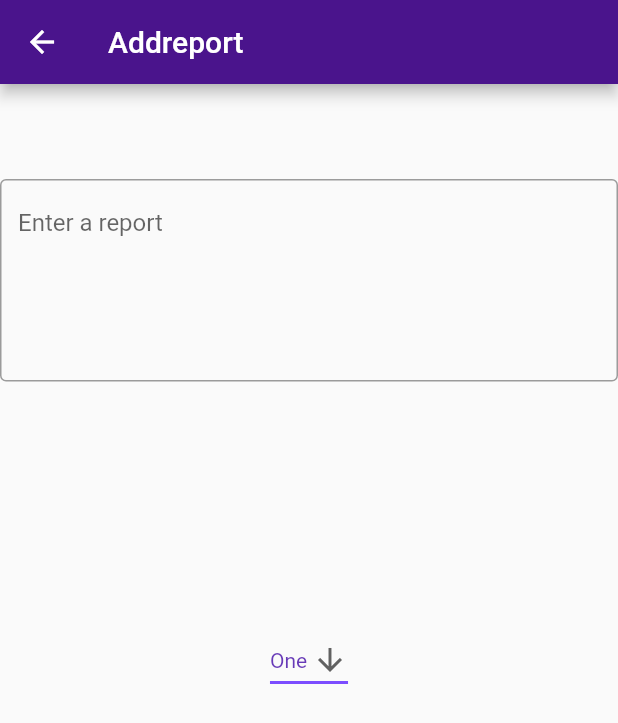
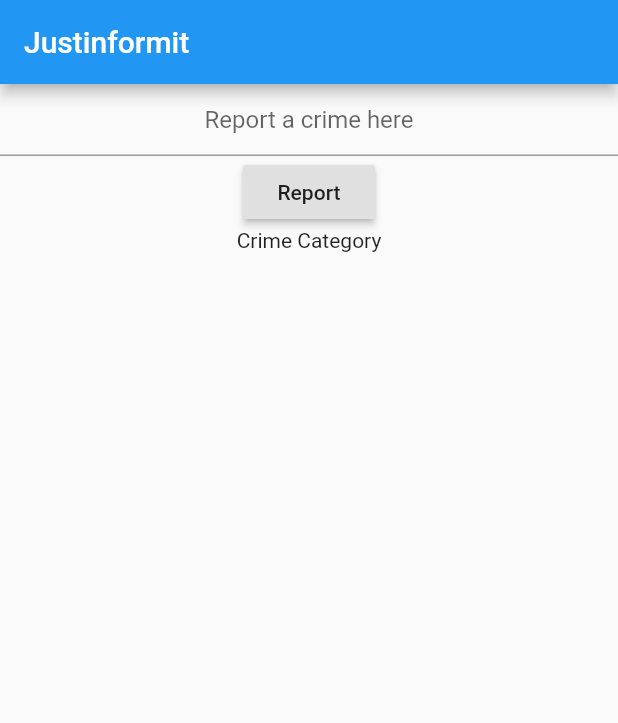
Before and after one commit to adityarao97/Justinformit, a Flutter app: the screen it shows after launch, after a tap on the "add" icon, on a phone screen of 412 x 824 dp. Shown: the top 723 px of the screen. Run offline on Flutter 3.47's test engine with Material 2 defaults, Android fonts, the phone set to English and light mode, and no system bars; our stand-ins replace pie_chart.

Commit message:
add report without email integrated

```diff
--- a/lib/addreport.dart
+++ b/lib/addreport.dart
@@ -1,54 +1,93 @@
 import 'package:flutter/material.dart';
+
+class Report {
+  String mailId;
+  String mailSubject;
+  String phoneNumber;
+
+  void setMailId(String mailId) {
+    this.mailId = mailId;
+  }
+
+  void setMailSubject(String mailSubject) {
+    this.mailSubject = mailSubject;
+  }
+
+  void setPhoneNumber(String phoneNumber) {
+    this.phoneNumber = phoneNumber;
+  }
+
+  String getMailId() {
+    return this.mailId;
+  }
+
+  String getMailSubject() {
+    return this.mailSubject;
+  }
+
+  String getPhoneNumber() {
+    return this.phoneNumber;
+  }
+}
 
 class Addreport extends StatefulWidget {
   @override
-  AddreportState createState() => AddreportState();
+  State<StatefulWidget> createState() {
+    return AddreportState();
+  }
 }
 
 class AddreportState extends State<Addreport> {
-  Widget _dropdownButton() {
-    String dropdownValue = 'One';
+  String crimeInput = "";
+  String category = 'Crime Category';
+  Report reporting = Report();
 
-    return DropdownButton<String>(
-      value: dropdownValue,
-      icon: Icon(Icons.arrow_downward),
-      iconSize: 24,
-      elevation: 16,
-      style: TextStyle(color: Colors.deepPurple),
-      underline: Container(
-        height: 2,
-        color: Colors.deepPurpleAccent,
+  void report() {
+    setState(() {
+      category = crimeInput;
+    });
+  }
+
+  @override
+  Widget build(BuildContext context) {
+    return new MaterialApp(
+      home: Scaffold(
+        appBar: AppBar(
+          title: Text('Justinformit'),
+        ),
+        body: Column(
+          children: [
+            TextField(
+              textAlign: TextAlign.center,
+              decoration: InputDecoration(hintText: 'Report a crime here'),
+              onChanged: (text) {
+                crimeInput = text;
+              },
+            ),
+            RaisedButton(
+              child: Text('Report'),
+              onPressed: report,
+            ),
+            Text(category),
+            // Builder(
+            //     builder: (context) => RaisedButton(
+            //         child: Text('Report now'),
+            //         onPressed: () {
+            //           reporting.setMailId("test@gmail.com");
+            //           reporting.setMailSubject("Test 1");
+            //           reporting.setPhoneNumber("Testing passing the object");
+            //           Navigator.push(
+            //             context,
+            //             MaterialPageRoute(
+            //                 builder: (context) => MailSender(
+            //                     mailId: reporting.getMailId(),
+            //                     mailSubject: reporting.getMailSubject(),
+            //                     phoneNumber: reporting.getPhoneNumber())),
+            //           );
+            //         })),
+          ],
+        ),
       ),
-      onChanged: (String newValue) {
-        setState(() {
-          dropdownValue = newValue;
-        });
-      },
-      items: <String>['One', 'Two', 'Free', 'Four']
-          .map<DropdownMenuItem<String>>((String value) {
-        return DropdownMenuItem<String>(
-          value: value,
-          child: Text(value),
-        );
-      }).toList(),
     );
   }
-
-  Widget build(BuildContext context) {
-    return Scaffold(
-        appBar: AppBar(title: Text("Addreport")),
-        body: Stack(children: <Widget>[
-          Container(
-            alignment: Alignment(0, -0.8),
-            child: TextField(
-              autocorrect: true,
-              decoration: InputDecoration(
-                  border: OutlineInputBorder(), hintText: 'Enter a report'),
-              minLines: 5,
-              maxLines: 10,
-            ),
-          ),
-          Container(alignment: Alignment(0, 0), child: _dropdownButton())
-        ]));
-  }
 }
```
